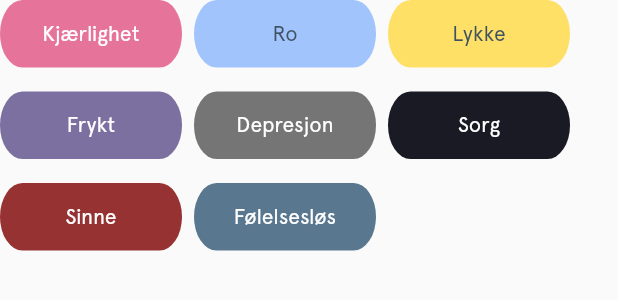
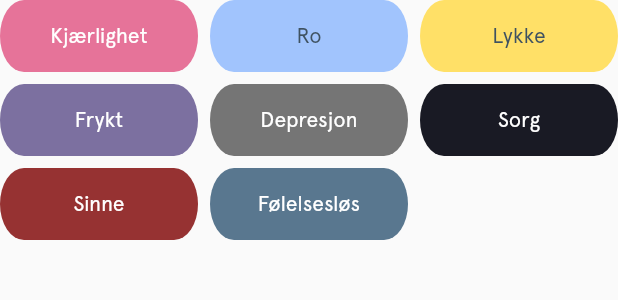
Before and after one commit to ulrikhaaland/perspektiv, a Flutter app: the _ReviewSheetCollection widget shown alone on an empty page, opened directly with sample values from the repository, on a phone screen of 412 x 824 dp. Shown: the top 300 px of the screen. Run offline on Flutter 3.47's test engine with Material 2 defaults, Android fonts, the light colour scheme and no system bars; our stand-ins replace shared_preferences; accounts and stored records are empty; generated files the repository leaves out were written again.

Commit message:
gridview sheet items

```diff
--- a/lib/review/ReviewPageSheet.dart
+++ b/lib/review/ReviewPageSheet.dart
@@ -49,7 +49,7 @@ class _ReviewPageSheetState extends State<ReviewPageSheet> {
         width: size.width,
         child: DraggableScrollableSheet(
             expand: false,
-            maxChildSize: 0.3,
+            maxChildSize: 0.4,
             minChildSize: 0.2,
             initialChildSize: 0.2,
             builder: (context, sheetController) {
@@ -134,17 +134,19 @@ class _ReviewPageSheetState extends State<ReviewPageSheet> {
                       SliverList(
                           delegate: SliverChildListDelegate([
                         Container(
-                          height: 12,
+                          height: 16,
                         ),
                         Container(
+                          padding: EdgeInsets.only(top: 4 , left: 8, right: 8),
                           alignment: Alignment.topLeft,
-                          height: (size.height / 10) * 2,
+                          height: (size.height / 10) * 4,
                           child: TabBarView(
                             children: _categories.map((category) {
                               return Align(
                                 alignment: Alignment.topCenter,
                                 child: _ReviewSheetCollection(
                                   key: Key(category.name),
+                                  scrollController: sheetController,
                                   category: category,
                                   review: review,
                                 ),
@@ -166,9 +168,14 @@ class _ReviewPageSheetState extends State<ReviewPageSheet> {
 class _ReviewSheetCollection extends StatefulWidget {
   final Category category;
   final Review review;
+  final ScrollController scrollController;
 
-  _ReviewSheetCollection({Key key, this.category, this.review})
-      : super(key: key);
+  _ReviewSheetCollection(
+      {Key key, this.category, this.review, this.scrollController})
+      : assert(category != null),
+        assert(scrollController != null),
+        assert(review != null),
+        super(key: key);
 
   @override
   __ReviewSheetCollectionState createState() => __ReviewSheetCollectionState();
@@ -178,6 +185,45 @@ class __ReviewSheetCollectionState extends State<_ReviewSheetCollection> {
   @override
   Widget build(BuildContext context) {
     //TODO: Add gridviewbuilder
+
+    return GridView.builder(
+        controller: widget.scrollController,
+        itemCount: widget.category.subCategories.length,
+        gridDelegate: SliverGridDelegateWithFixedCrossAxisCount(
+            crossAxisCount: 3,
+            crossAxisSpacing: 8,
+            mainAxisSpacing: 8,
+            childAspectRatio: 2.75),
+        itemBuilder: (context, index) {
+          SubCategory subCat = widget.category.subCategories[index];
+          return GestureDetector(
+            onTapDown: (_) {
+              widget.review.tapDown = true;
+              widget.review.onTapSubCategory(
+                  category: widget.category, subCategory: subCat);
+            },
+            onTapUp: (_) {
+              widget.review.tapDown = false;
+            },
+            onVerticalDragStart: (_) {
+              widget.review.tapDown = false;
+            },
+            onHorizontalDragStart: (_) {
+              widget.review.tapDown = false;
+            },
+            child: InkWell(
+                // onTapDown: (details) {
+                //   print("tap down");
+                // },
+                // onTapCancel: () {
+                //   print("cancel");
+                // },
+                // onTap: () => review.onTapSubCategory(
+                //     category: category, subCategory: subCat),
+                child: SubCategoryItem(
+                    key: Key(subCat.name), subCategory: subCat)),
+          );
+        });
     return Wrap(
       crossAxisAlignment: WrapCrossAlignment.start,
       spacing: 8,
```
